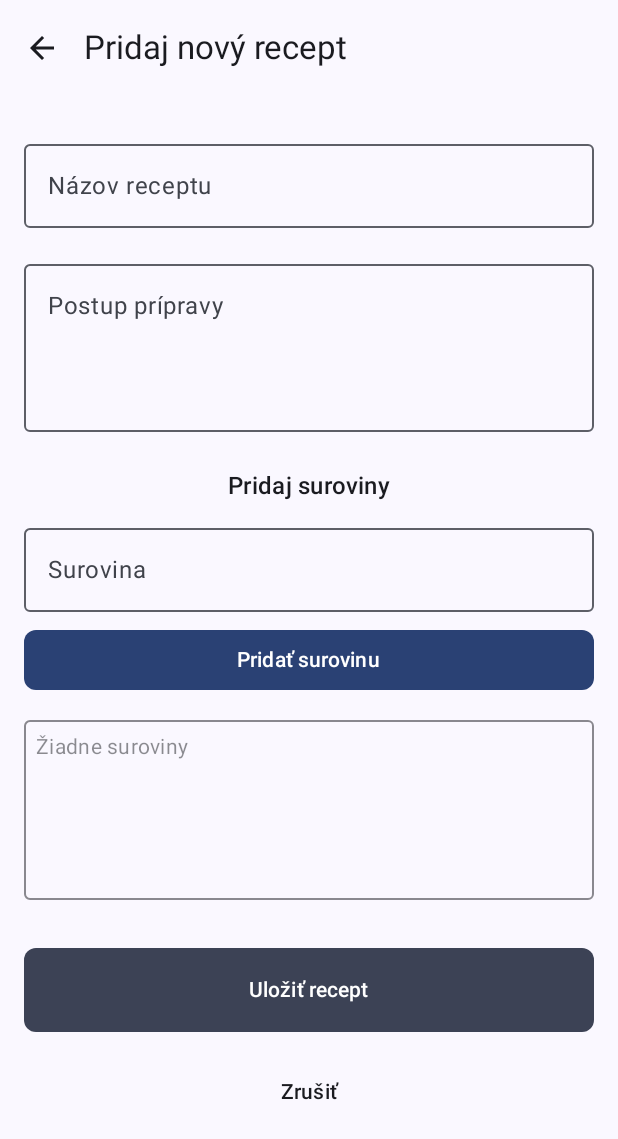
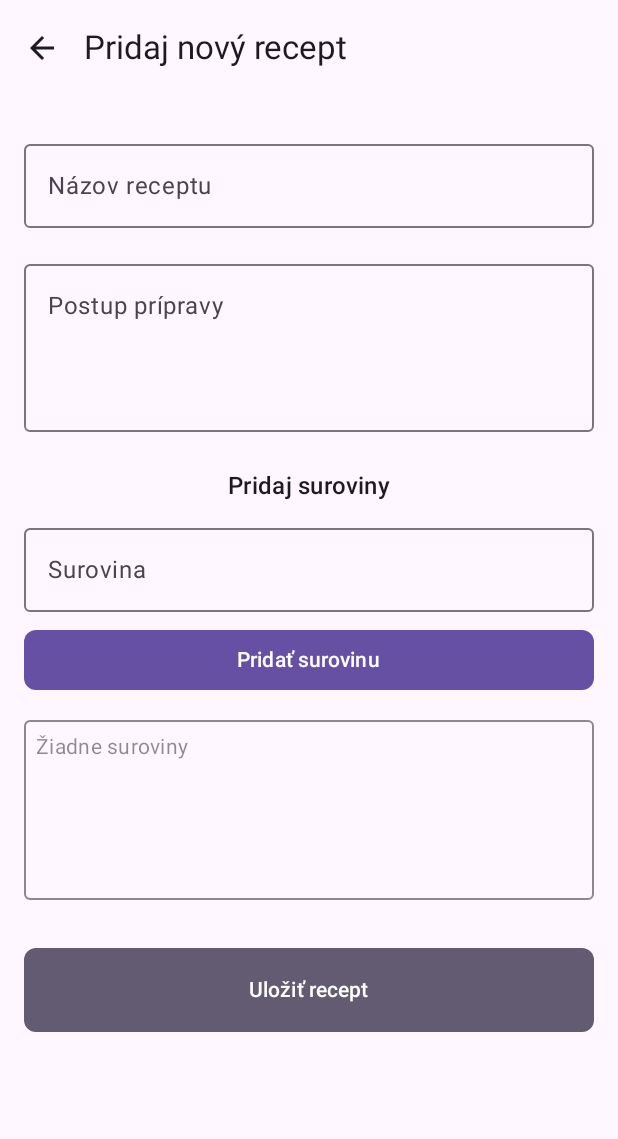
Before and after one commit to janko159/SemestralkaRecepty, an Android app built with Jetpack Compose: the screen it shows after launch (MainActivity), after a tap on "Pridaj recept", on a phone screen of 412 x 824 dp. Shown: the top 1139 px of the screen. Run offline under Robolectric (Android 15) with nearby library versions, the phone set to English and light mode, and no system bars.

Commit message:
Uravy
Drobne upravy

```diff
--- a/app/src/main/java/com/example/receptysemestralka/MainActivity.kt
+++ b/app/src/main/java/com/example/receptysemestralka/MainActivity.kt
@@ -28,10 +28,6 @@ sealed class Screen(val route: String) {
     object Home : Screen("home")
     object AddRecipe : Screen("add_recipe")
     object Recipes : Screen("recipes")
-    object Results : Screen("results")
-    object Detail : Screen("detail/{recipeName}") {
-        fun createRoute(recipeName: String) = "detail/$recipeName"
-    }
 }
 
 class MainActivity : ComponentActivity() {
@@ -43,7 +39,7 @@ class MainActivity : ComponentActivity() {
                     modifier = Modifier.fillMaxSize(),
                     color = MaterialTheme.colorScheme.background
                 ) {
-                    AppNavigation()
+                    AppNavigation() //navigácia
                 }
             }
         }
@@ -86,25 +82,5 @@ fun AppNavigation() {
                 homeViewModel = homeViewModel
             )
         }
-
-        // Príklad ďalšej cesty (napr. výsledky vyhľadávania) – doplňte podľa potreby
-        composable(Screen.Results.route) {
-            // Tu by ste mohli mať ResultsScreen(homeViewModel) ak existuje
-        }
-
-        // Príklad detailnej obrazovky, ktorá berie argument “recipeName”
-        composable(
-            route = Screen.Detail.route,
-            arguments = listOf(navArgument("recipeName") { type = NavType.StringType })
-        ) { backStackEntry ->
-            // DetailScreen(…) – nakoľko zatiaľ nepotrebujeme, nechávam prázdne
-        }
     }
 }
-
-@Composable
-fun AppNavigationPreview() {
-    ReceptySemestralkaTheme {
-        AppNavigation()
-    }
-}
--- a/app/src/main/java/com/example/receptysemestralka/ui/home/AddRecipeScreen.kt
+++ b/app/src/main/java/com/example/receptysemestralka/ui/home/AddRecipeScreen.kt
@@ -226,15 +226,6 @@ fun AddRecipeScreen(
                         style = MaterialTheme.typography.labelLarge
                     )
                 }
-
-                Spacer(modifier = Modifier.height(16.dp))
-
-                // 7) Tlačidlo “Zrušiť” – vráti sa späť bez uloženia
-                TextButton(
-                    onClick = { navController.popBackStack() }
-                ) {
-                    Text(text = "Zrušiť", color = MaterialTheme.colorScheme.onBackground)
-                }
             }
         })
 }
--- a/app/src/main/java/com/example/receptysemestralka/ui/home/HomeScreen.kt
+++ b/app/src/main/java/com/example/receptysemestralka/ui/home/HomeScreen.kt
@@ -5,15 +5,17 @@ import androidx.compose.foundation.border
 import androidx.compose.foundation.clickable
 import androidx.compose.foundation.layout.*
 import androidx.compose.foundation.rememberScrollState
+import androidx.compose.foundation.shape.RoundedCornerShape
 import androidx.compose.foundation.verticalScroll
-import androidx.compose.foundation.shape.RoundedCornerShape
 import androidx.compose.material3.*
+import androidx.compose.material3.MaterialTheme.colorScheme
 import androidx.compose.runtime.*
 import androidx.compose.ui.Alignment
 import androidx.compose.ui.Modifier
 import androidx.compose.ui.text.font.FontWeight
 import androidx.compose.ui.unit.dp
 import androidx.compose.ui.unit.sp
+import androidx.lifecycle.viewmodel.compose.viewModel
 import androidx.navigation.NavController
 import com.example.receptysemestralka.Screen
 import com.example.receptysemestralka.ui.home.views.HomeViewModel
@@ -21,7 +23,7 @@ import com.example.receptysemestralka.ui.home.views.HomeViewModel
 @Composable
 fun HomeScreen(
     navController: NavController,
-    homeViewModel: HomeViewModel   // toto už nie je viewModel() vnútri, ale “pekne” naspäť z MainActivity
+    homeViewModel: HomeViewModel = viewModel()
 ) {
     var ingredient by remember { mutableStateOf("") }
     val ingredientsList = remember { mutableStateListOf<String>() }
@@ -33,20 +35,27 @@ fun HomeScreen(
             .verticalScroll(rememberScrollState()),
         horizontalAlignment = Alignment.CenterHorizontally
     ) {
+        // Hlavný nadpis
         Text(
             text = "RECEPTY PODĽA MOŽNOSTÍ",
             fontSize = 24.sp,
             fontWeight = FontWeight.Bold,
-            color = MaterialTheme.colorScheme.onBackground
+            color = colorScheme.onBackground
         )
+
         Spacer(modifier = Modifier.height(32.dp))
+
+        // Podnadpis
         Text(
             text = "Zadajte suroviny",
             fontSize = 18.sp,
             fontWeight = FontWeight.Medium,
-            color = MaterialTheme.colorScheme.onBackground
+            color = colorScheme.onBackground
         )
+
         Spacer(modifier = Modifier.height(16.dp))
+
+        // Textové pole na zadanie suroviny
         OutlinedTextField(
             value = ingredient,
             onValueChange = { ingredient = it },
@@ -57,7 +66,10 @@ fun HomeScreen(
             shape = RoundedCornerShape(8.dp),
             singleLine = true
         )
+
         Spacer(modifier = Modifier.height(16.dp))
+
+        // Tlačidlo "Pridať" – pridá surovinu do lokálneho zoznamu
         Button(
             onClick = {
                 val trimmed = ingredient.trim().lowercase()
@@ -71,24 +83,26 @@ fun HomeScreen(
                 .height(48.dp),
             shape = RoundedCornerShape(8.dp),
             colors = ButtonDefaults.buttonColors(
-                containerColor = MaterialTheme.colorScheme.primary
+                containerColor = colorScheme.primary
             )
         ) {
             Text(
                 text = "Pridať",
-                color = MaterialTheme.colorScheme.onPrimary,
+                color = colorScheme.onPrimary,
                 style = MaterialTheme.typography.labelLarge
             )
         }
+
         Spacer(modifier = Modifier.height(24.dp))
 
+        // Zoznam pridaných surovín (kliknutím sa surovina odstráni)
         Column(
             modifier = Modifier
                 .fillMaxWidth()
                 .height(150.dp)
                 .border(
                     width = 1.dp,
-                    color = MaterialTheme.colorScheme.onBackground.copy(alpha = 0.5f),
+                    color = colorScheme.onBackground.copy(alpha = 0.5f),
                     shape = RoundedCornerShape(4.dp)
                 )
                 .padding(8.dp)
@@ -97,14 +111,14 @@ fun HomeScreen(
             if (ingredientsList.isEmpty()) {
                 Text(
                     text = "Žiadne suroviny",
-                    color = MaterialTheme.colorScheme.onBackground.copy(alpha = 0.5f),
+                    color = colorScheme.onBackground.copy(alpha = 0.5f),
                     style = MaterialTheme.typography.bodyMedium
                 )
             } else {
                 ingredientsList.forEachIndexed { index, item ->
                     Text(
                         text = "${index + 1}. $item",
-                        color = MaterialTheme.colorScheme.onBackground,
+                        color = colorScheme.onBackground,
                         style = MaterialTheme.typography.bodyMedium,
                         modifier = Modifier
                             .fillMaxWidth()
@@ -116,32 +130,35 @@ fun HomeScreen(
                 }
             }
         }
+
         Spacer(modifier = Modifier.height(24.dp))
 
+        // Tlačidlo "Vyhľadaj recept" – uloží suroviny do ViewModelu a naviguje na RecipesScreen
         Button(
             onClick = {
-                // Uložíme si do viewModel.selectedIngredients
+                // 1) Uložíme zoznam pridaných surovín do HomeViewModelu
                 homeViewModel.updateSelectedIngredients(ingredientsList.toList())
-                // Navigujeme na RecipesScreen
-                navController.navigate("recipes")
+                // 2) Navigujeme na RecipesScreen
+                navController.navigate(Screen.Recipes.route)
             },
             modifier = Modifier
                 .fillMaxWidth()
                 .height(48.dp),
             shape = RoundedCornerShape(8.dp),
             colors = ButtonDefaults.buttonColors(
-                containerColor = MaterialTheme.colorScheme.primary
+                containerColor = colorScheme.primary
             )
         ) {
             Text(
                 text = "Vyhľadaj recept",
-                color = MaterialTheme.colorScheme.onPrimary,
+                color = colorScheme.onPrimary,
                 style = MaterialTheme.typography.labelLarge
             )
         }
 
         Spacer(modifier = Modifier.height(16.dp))
 
+        // Tlačidlo "Pridaj recept" – naviguje na AddRecipeScreen (bez vyhľadávania)
         Button(
             onClick = { navController.navigate(Screen.AddRecipe.route) },
             modifier = Modifier
@@ -149,12 +166,12 @@ fun HomeScreen(
                 .height(48.dp),
             shape = RoundedCornerShape(8.dp),
             colors = ButtonDefaults.buttonColors(
-                containerColor = MaterialTheme.colorScheme.secondary
+                containerColor = colorScheme.secondary
             )
         ) {
             Text(
                 text = "Pridaj recept",
-                color = MaterialTheme.colorScheme.onSecondary,
+                color = colorScheme.onSecondary,
                 style = MaterialTheme.typography.labelLarge
             )
         }
--- a/app/src/main/java/com/example/receptysemestralka/ui/home/HomeViewModel.kt
+++ b/app/src/main/java/com/example/receptysemestralka/ui/home/HomeViewModel.kt
@@ -1,7 +1,7 @@
+// app/src/main/java/com/example/receptysemestralka/ui/home/views/HomeViewModel.kt
 package com.example.receptysemestralka.ui.home.views
 
 import android.app.Application
-import android.util.Log
 import androidx.lifecycle.AndroidViewModel
 import androidx.lifecycle.viewModelScope
 import com.example.receptysemestralka.data.FileStorage
@@ -11,7 +11,6 @@ import kotlinx.coroutines.launch
 import androidx.compose.runtime.getValue
 import androidx.compose.runtime.mutableStateOf
 import androidx.compose.runtime.setValue
-import java.text.Normalizer
 
 class HomeViewModel(application: Application) : AndroidViewModel(application) {
 
@@ -34,13 +33,6 @@ class HomeViewModel(application: Application) : AndroidViewModel(application) {
             } else {
                 allRecipes = loaded
             }
-
-            // TOTO PRIDAJTE – vyhodnotenie, čo sa skutočne načítalo
-            Log.d("HomeViewModel", ">> allRecipes.size=${allRecipes.size}")
-            allRecipes.forEach { r ->
-                Log.d("HomeViewModel", "  • ${r.name} → ingredients=${r.ingredients}")
-            }
-
             isLoading = false
         }
     }
@@ -49,50 +41,47 @@ class HomeViewModel(application: Application) : AndroidViewModel(application) {
         return listOf(
             RecipeData(
                 name = "Špagety s kyslou smotanou",
-                instructions = "Uvar špagety, zmiešaj kyslú smotanu s cesnakom a korením...",
+                instructions = "Uvar špagety…",
                 ingredients = listOf("špagety", "kyslá smotana", "cesnak", "soľ", "čierne korenie")
             ),
             RecipeData(
                 name = "Ovocný šalát",
-                instructions = "Nakrájaj jablko, hrušku, banán. Zmiešaj ovocie, pokvapkáš citrónom...",
+                instructions = "Nakrájaj jablko…",
                 ingredients = listOf("jablko", "hruška", "banán", "citrónová šťava")
             ),
             RecipeData(
                 name = "Pečené zemiaky",
-                instructions = "Zemiaky umyj, nakrájaj na mesiačiky, pokrop olivovým olejom, osoľ. Peč pri 200 °C 30 minút.",
+                instructions = "Zemiaky umyj…",
                 ingredients = listOf("zemiaky", "olivový olej", "soľ")
-            )
+            ),
+            // … prípadne ďalšie …
         )
     }
 
+    /** Aktualizuje zoznam surovín, podľa ktorých sa budú hľadať recepty */
     fun updateSelectedIngredients(newSelected: List<String>) {
-        // Trim + lowercase, aby sme mali konzistentné porovnanie
-        selectedIngredients = newSelected.map { it.trim().lowercase() }
-    }
-
-    private fun stripDiacritics(input: String): String {
-        val normalized = Normalizer.normalize(input, Normalizer.Form.NFD)
-        return normalized.replace("\\p{InCombiningDiacriticalMarks}+".toRegex(), "")
+        // odstránime prázdne reťazce, pretransformujeme na lowercase
+        selectedIngredients = newSelected.map { it.trim().lowercase() }.filter { it.isNotBlank() }
     }
 
     /**
-     * Upravené filtrovanie: aspoň jedna zo zadaných surovín sa musí nachádzať v recepte.
-     * (Diakritiku ignorujeme.)
+     *  Filtrovanie receptov tak, aby každý výsledný recept obsahoval všetky položky v selectedIngredients.
+     *  T.j. ak zadáte ["soľ", "avokádo"], recept musí obsahovať aj "soľ" aj "avokádo".
      */
     fun findRecipesByIngredients(): List<RecipeData> {
         if (selectedIngredients.isEmpty()) return emptyList()
 
         return allRecipes.filter { recipe ->
-            selectedIngredients.any { siRaw ->
-                val si = stripDiacritics(siRaw)
-                recipe.ingredients.any { ingRaw ->
-                    val ing = stripDiacritics(ingRaw.lowercase())
-                    ing.contains(si)
-                }
+            // Najprv si zoberieme zoznam ingrediencií receptu v lowercase forme
+            val recipeIngsLower = recipe.ingredients.map { it.lowercase() }
+            // Skontrolujeme, či **všetky** vybrané suroviny sú v ingredients receptu
+            selectedIngredients.all { si ->
+                recipeIngsLower.contains(si)
             }
         }
     }
 
+    /** Uloží nový recept do zoznamu a do JSON súboru */
     fun addRecipe(newRecipe: RecipeData) {
         val updated = allRecipes + newRecipe
         allRecipes = updated
--- a/app/src/main/java/com/example/receptysemestralka/ui/theme/Theme.kt
+++ b/app/src/main/java/com/example/receptysemestralka/ui/theme/Theme.kt
@@ -1,58 +1,36 @@
+// app/src/main/java/com/example/receptysemestralka/ui/theme/Theme.kt
 package com.example.receptysemestralka.ui.theme
 
-import android.app.Activity
-import android.os.Build
 import androidx.compose.foundation.isSystemInDarkTheme
 import androidx.compose.material3.MaterialTheme
 import androidx.compose.material3.darkColorScheme
-import androidx.compose.material3.dynamicDarkColorScheme
-import androidx.compose.material3.dynamicLightColorScheme
 import androidx.compose.material3.lightColorScheme
 import androidx.compose.runtime.Composable
-import androidx.compose.ui.platform.LocalContext
 
+// 1) Definujeme tmavú farebnú schému
 private val DarkColorScheme = darkColorScheme(
-    primary = Purple80,
+    primary   = Purple80,
     secondary = PurpleGrey80,
-    tertiary = Pink80
+    tertiary  = Pink80
 )
 
+// 2) Definujeme svetlú farebnú schému
 private val LightColorScheme = lightColorScheme(
-    primary = Purple40,
+    primary   = Purple40,
     secondary = PurpleGrey40,
-    tertiary = Pink40
-
-    /* Other default colors to override
-    background = Color(0xFFFFFBFE),
-    surface = Color(0xFFFFFBFE),
-    onPrimary = Color.White,
-    onSecondary = Color.White,
-    onTertiary = Color.White,
-    onBackground = Color(0xFF1C1B1F),
-    onSurface = Color(0xFF1C1B1F),
-    */
+    tertiary  = Pink40
 )
 
 @Composable
 fun ReceptySemestralkaTheme(
     darkTheme: Boolean = isSystemInDarkTheme(),
-    // Dynamic color is available on Android 12+
-    dynamicColor: Boolean = true,
     content: @Composable () -> Unit
 ) {
-    val colorScheme = when {
-        dynamicColor && Build.VERSION.SDK_INT >= Build.VERSION_CODES.S -> {
-            val context = LocalContext.current
-            if (darkTheme) dynamicDarkColorScheme(context) else dynamicLightColorScheme(context)
-        }
-
-        darkTheme -> DarkColorScheme
-        else -> LightColorScheme
-    }
+    val colorScheme = if (darkTheme) DarkColorScheme else LightColorScheme
 
     MaterialTheme(
         colorScheme = colorScheme,
-        typography = Typography,
-        content = content
+        typography  = Typography,
+        content     = content
     )
 }
```
